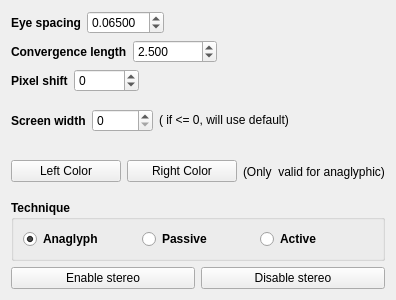
Before: the Qt Designer form CAVEStereoModule/ui/stereoUI.ui in realXtend/tundra, drawn with Qt 5.
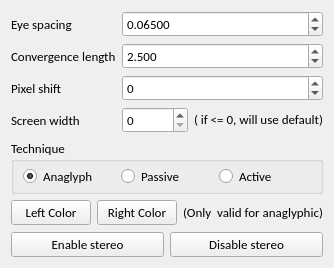
After: the same form once the commit is applied.

The edit to the form file:
```diff
--- a/CAVEStereoModule/ui/stereoUI.ui
+++ b/CAVEStereoModule/ui/stereoUI.ui
@@ -6,22 +6,28 @@
    <rect>
     <x>0</x>
     <y>0</y>
-    <width>396</width>
-    <height>300</height>
+    <width>311</width>
+    <height>268</height>
    </rect>
   </property>
+  <property name="font">
+   <font>
+    <family>Calibri</family>
+    <pointsize>10</pointsize>
+   </font>
+  </property>
   <property name="windowTitle">
    <string>Form</string>
   </property>
   <layout class="QVBoxLayout" name="verticalLayout">
    <item>
-    <layout class="QHBoxLayout" name="horizontalLayout">
-     <item>
+    <layout class="QFormLayout" name="formLayout">
+     <item row="0" column="0">
       <widget class="QLabel" name="eye_s_label">
        <property name="font">
         <font>
-         <weight>75</weight>
-         <bold>true</bold>
+         <weight>50</weight>
+         <bold>false</bold>
         </font>
        </property>
        <property name="text">
@@ -29,7 +35,7 @@
        </property>
       </widget>
      </item>
-     <item>
+     <item row="0" column="1">
       <widget class="QDoubleSpinBox" name="eye_spacing">
        <property name="decimals">
         <number>5</number>
@@ -39,29 +45,12 @@
        </property>
       </widget>
      </item>
-     <item>
-      <spacer name="horizontalSpacer_2">
-       <property name="orientation">
-        <enum>Qt::Horizontal</enum>
-       </property>
-       <property name="sizeHint" stdset="0">
-        <size>
-         <width>40</width>
-         <height>20</height>
-        </size>
-       </property>
-      </spacer>
-     </item>
-    </layout>
-   </item>
-   <item>
-    <layout class="QHBoxLayout" name="horizontalLayout_2">
-     <item>
+     <item row="1" column="0">
       <widget class="QLabel" name="focal_length_label">
        <property name="font">
         <font>
-         <weight>75</weight>
-         <bold>true</bold>
+         <weight>50</weight>
+         <bold>false</bold>
         </font>
        </property>
        <property name="text">
@@ -69,7 +58,7 @@
        </property>
       </widget>
      </item>
-     <item>
+     <item row="1" column="1">
       <widget class="QDoubleSpinBox" name="focal_length">
        <property name="decimals">
         <number>3</number>
@@ -82,29 +71,12 @@
        </property>
       </widget>
      </item>
-     <item>
-      <spacer name="horizontalSpacer_4">
-       <property name="orientation">
-        <enum>Qt::Horizontal</enum>
-       </property>
-       <property name="sizeHint" stdset="0">
-        <size>
-         <width>40</width>
-         <height>20</height>
-        </size>
-       </property>
-      </spacer>
-     </item>
-    </layout>
-   </item>
-   <item>
-    <layout class="QHBoxLayout" name="horizontalLayout_3">
-     <item>
+     <item row="2" column="0">
       <widget class="QLabel" name="pixel_shift_label">
        <property name="font">
         <font>
-         <weight>75</weight>
-         <bold>true</bold>
+         <weight>50</weight>
+         <bold>false</bold>
         </font>
        </property>
        <property name="text">
@@ -112,7 +84,7 @@
        </property>
       </widget>
      </item>
-     <item>
+     <item row="2" column="1">
       <widget class="QDoubleSpinBox" name="pixel_shift">
        <property name="decimals">
         <number>0</number>
@@ -125,29 +97,12 @@
        </property>
       </widget>
      </item>
-     <item>
-      <spacer name="horizontalSpacer_3">
-       <property name="orientation">
-        <enum>Qt::Horizontal</enum>
-       </property>
-       <property name="sizeHint" stdset="0">
-        <size>
-         <width>40</width>
-         <height>20</height>
-        </size>
-       </property>
-      </spacer>
-     </item>
-    </layout>
-   </item>
-   <item>
-    <layout class="QHBoxLayout" name="horizontalLayout_4">
-     <item>
+     <item row="3" column="0">
       <widget class="QLabel" name="screen_width_label">
        <property name="font">
         <font>
-         <weight>75</weight>
-         <bold>true</bold>
+         <weight>50</weight>
+         <bold>false</bold>
         </font>
        </property>
        <property name="text">
@@ -155,6 +110,8 @@
        </property>
       </widget>
      </item>
+     <item row="3" column="1">
+      <layout class="QHBoxLayout" name="horizontalLayout_4">
      <item>
       <widget class="QDoubleSpinBox" name="screen_width">
        <property name="decimals">
@@ -172,66 +129,40 @@
        </property>
       </widget>
      </item>
-     <item>
-      <spacer name="horizontalSpacer">
-       <property name="orientation">
-        <enum>Qt::Horizontal</enum>
-       </property>
-       <property name="sizeHint" stdset="0">
-        <size>
-         <width>40</width>
-         <height>20</height>
-        </size>
-       </property>
-      </spacer>
-     </item>
-    </layout>
-   </item>
-   <item>
-    <layout class="QHBoxLayout" name="horizontalLayout_8">
-     <item>
-      <widget class="QPushButton" name="left_color">
-       <property name="text">
-        <string>Left Color</string>
-       </property>
-      </widget>
-     </item>
-     <item>
-      <widget class="QPushButton" name="right_color">
-       <property name="text">
-        <string>Right Color</string>
-       </property>
-      </widget>
-     </item>
-     <item>
-      <widget class="QLabel" name="color_label">
-       <property name="text">
-        <string>(Only  valid for anaglyphic)</string>
-       </property>
-      </widget>
-     </item>
+      </layout>
+     </item>
     </layout>
    </item>
-   <item>
-    <layout class="QHBoxLayout" name="horizontalLayout_5">
      <item>
       <widget class="QGroupBox" name="groupBox">
        <property name="font">
         <font>
-         <weight>75</weight>
-         <bold>true</bold>
+       <weight>50</weight>
+       <bold>false</bold>
         </font>
        </property>
        <property name="title">
         <string>Technique</string>
        </property>
        <layout class="QHBoxLayout" name="horizontalLayout_6">
+      <property name="leftMargin">
+       <number>9</number>
+      </property>
+      <property name="topMargin">
+       <number>3</number>
+      </property>
+      <property name="rightMargin">
+       <number>9</number>
+      </property>
+      <property name="bottomMargin">
+       <number>3</number>
+      </property>
         <item>
          <widget class="QRadioButton" name="anaglyph">
           <property name="font">
            <font>
-            <weight>75</weight>
-            <bold>true</bold>
+          <weight>50</weight>
+          <bold>false</bold>
            </font>
           </property>
           <property name="text">
@@ -246,8 +177,8 @@
          <widget class="QRadioButton" name="passive">
           <property name="font">
            <font>
-            <weight>75</weight>
-            <bold>true</bold>
+          <weight>50</weight>
+          <bold>false</bold>
            </font>
           </property>
           <property name="text">
@@ -259,8 +190,8 @@
          <widget class="QRadioButton" name="active">
           <property name="font">
            <font>
-            <weight>75</weight>
-            <bold>true</bold>
+          <weight>50</weight>
+          <bold>false</bold>
            </font>
           </property>
           <property name="text">
@@ -274,8 +205,44 @@
        </layout>
       </widget>
      </item>
+   <item>
+    <layout class="QHBoxLayout" name="horizontalLayout_8">
+     <item>
+      <widget class="QPushButton" name="left_color">
+       <property name="text">
+        <string>Left Color</string>
+       </property>
+      </widget>
+     </item>
+     <item>
+      <widget class="QPushButton" name="right_color">
+       <property name="text">
+        <string>Right Color</string>
+       </property>
+      </widget>
+     </item>
+     <item>
+      <widget class="QLabel" name="color_label">
+       <property name="text">
+        <string>(Only  valid for anaglyphic)</string>
+       </property>
+      </widget>
+     </item>
     </layout>
    </item>
+   <item>
+    <spacer name="verticalSpacer">
+     <property name="orientation">
+      <enum>Qt::Vertical</enum>
+     </property>
+     <property name="sizeHint" stdset="0">
+      <size>
+       <width>20</width>
+       <height>40</height>
+      </size>
+     </property>
+    </spacer>
+   </item>
    <item>
     <layout class="QHBoxLayout" name="horizontalLayout_7">
      <item>
```
Left out of the diff: 2 changed lines with no effect on the pictures. Lines whose indentation alone changed are shown as unchanged.
